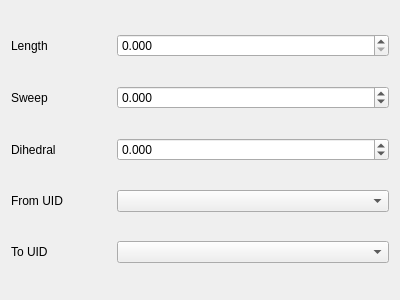
Before: the Qt Designer form TIGLCreator/src/modificators/ModificatorPositioningWidget.ui in DLR-SC/tigl, drawn with Qt 5.
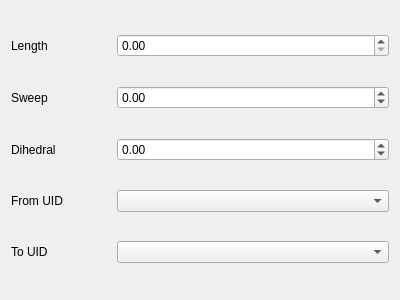
After: the same form once the commit is applied. Custom widgets are drawn as their Qt base class.

Commit message: Apply spinbox behaviour also to configurator spinboxes to allow for more decimals

The edit to the form file:
```diff
--- a/TIGLCreator/src/modificators/ModificatorPositioningWidget.ui
+++ b/TIGLCreator/src/modificators/ModificatorPositioningWidget.ui
@@ -37,7 +37,7 @@
      </item>
      <item>
       <widget class="TIGLCreatorDoubleSpinBox" name="spinBoxLength">
-       <property name="decimals">
+       <property name="displayDecimals">
         <number>3</number>
        </property>
        <property name="maximum">
@@ -70,7 +70,7 @@
      </item>
      <item>
       <widget class="TIGLCreatorDoubleSpinBox" name="spinBoxSweep">
-       <property name="decimals">
+       <property name="displayDecimals">
         <number>3</number>
        </property>
        <property name="minimum">
@@ -106,7 +106,7 @@
      </item>
      <item>
       <widget class="TIGLCreatorDoubleSpinBox" name="spinBoxDihedral">
-       <property name="decimals">
+       <property name="displayDecimals">
         <number>3</number>
        </property>
        <property name="minimum">
```
The commit also changes 4 other files.
